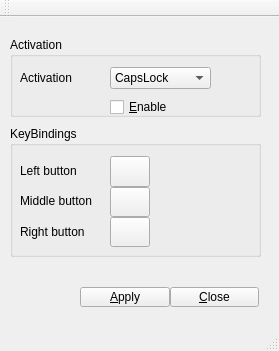
Before: the Qt Designer form xmkeys.ui in AlexZ005/xmkeys, drawn with Qt 5.
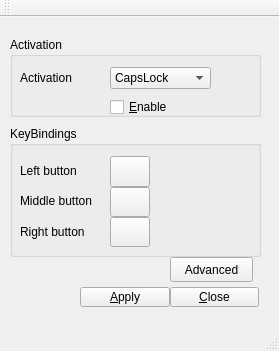
After: the same form once the commit is applied.

Commit message: advanced window mockup

```diff
--- a/xmkeys.ui
+++ b/xmkeys.ui
@@ -193,6 +193,19 @@
      <string>&amp;Close</string>
     </property>
    </widget>
+   <widget class="QPushButton" name="advancedButton">
+    <property name="geometry">
+     <rect>
+      <x>170</x>
+      <y>240</y>
+      <width>83</width>
+      <height>25</height>
+     </rect>
+    </property>
+    <property name="text">
+     <string>Advanced</string>
+    </property>
+   </widget>
   </widget>
   <widget class="QMenuBar" name="menuBar">
    <property name="geometry">
```
Left out of the diff: 4 changed lines with no effect on the pictures. The commit also changes 7 other files.
